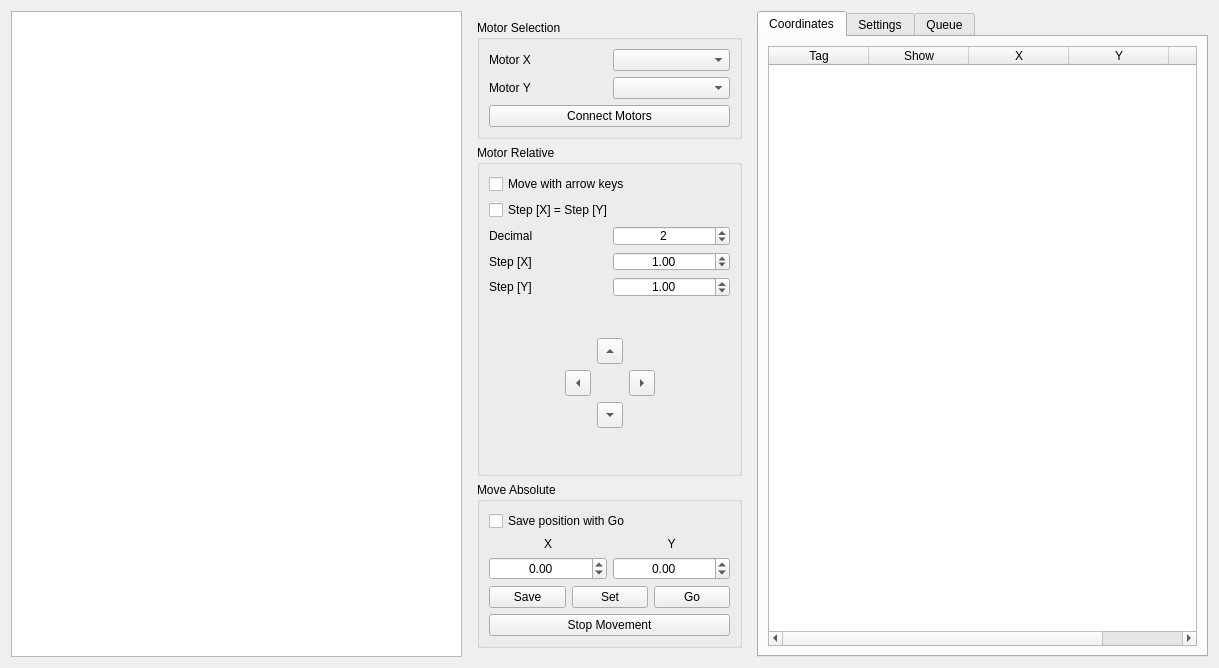
Qt form bec_widgets/examples/motor_movement/motor_controller.ui (bec-project/bec_widgets) before a commit.
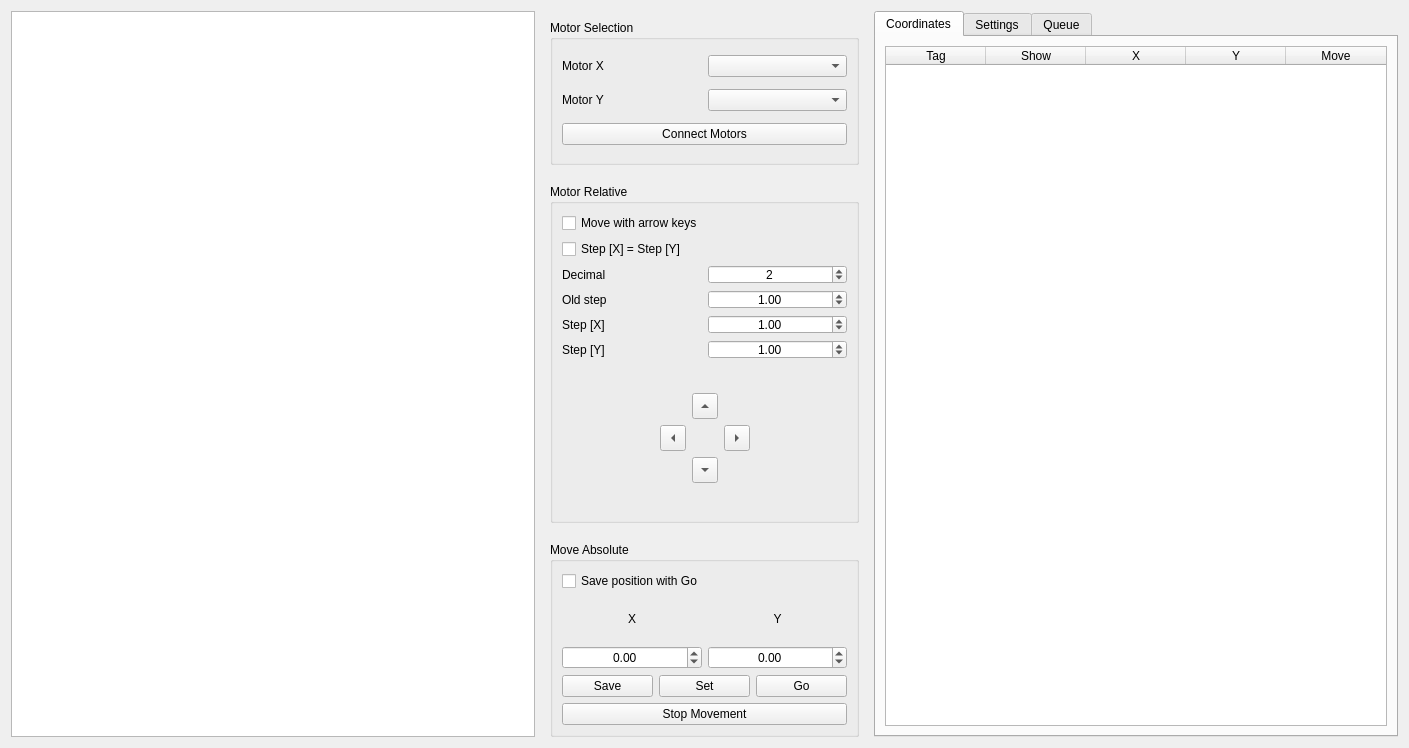
The same form after that commit. Custom widgets are drawn as their Qt base class.

Commit message: refactor: init_ui separated into multiple sections for each ui functionality

What changed in the file:
```diff
--- a/bec_widgets/examples/motor_movement/motor_controller.ui
+++ b/bec_widgets/examples/motor_movement/motor_controller.ui
@@ -6,10 +6,16 @@
    <rect>
     <x>0</x>
     <y>0</y>
-    <width>1219</width>
-    <height>668</height>
+    <width>1409</width>
+    <height>748</height>
    </rect>
   </property>
+  <property name="minimumSize">
+   <size>
+    <width>1409</width>
+    <height>748</height>
+   </size>
+  </property>
   <property name="windowTitle">
    <string>Motor Controller</string>
   </property>
@@ -29,9 +35,21 @@
        <height>471</height>
       </size>
      </property>
-     <layout class="QVBoxLayout" name="verticalLayout_6">
+     <layout class="QVBoxLayout" name="verticalLayout_6" stretch="1,1,1,0,1">
+      <property name="spacing">
+       <number>1</number>
+      </property>
+      <property name="sizeConstraint">
+       <enum>QLayout::SetMinimumSize</enum>
+      </property>
       <item>
        <widget class="QGroupBox" name="motorSelection">
+        <property name="minimumSize">
+         <size>
+          <width>261</width>
+          <height>145</height>
+         </size>
+        </property>
         <property name="title">
          <string>Motor Selection</string>
         </property>
@@ -71,6 +89,9 @@
         <property name="orientation">
          <enum>Qt::Vertical</enum>
         </property>
+        <property name="sizeType">
+         <enum>QSizePolicy::Minimum</enum>
+        </property>
         <property name="sizeHint" stdset="0">
          <size>
           <width>20</width>
@@ -81,6 +102,12 @@
       </item>
       <item>
        <widget class="QGroupBox" name="motorControl">
+        <property name="minimumSize">
+         <size>
+          <width>261</width>
+          <height>339</height>
+         </size>
+        </property>
         <property name="title">
          <string>Motor Relative</string>
         </property>
@@ -100,12 +127,12 @@
           </widget>
          </item>
          <item>
-          <layout class="QGridLayout" name="gridLayout_6">
-           <item row="1" column="0">
+          <layout class="QGridLayout" name="step_grid">
+           <item row="2" column="0">
             <widget class="QLabel" name="label_step_x">
              <property name="minimumSize">
               <size>
-               <width>108</width>
+               <width>111</width>
                <height>19</height>
               </size>
              </property>
@@ -118,7 +145,7 @@
             <widget class="QSpinBox" name="spinBox_precision">
              <property name="minimumSize">
               <size>
-               <width>107</width>
+               <width>110</width>
                <height>19</height>
               </size>
              </property>
@@ -137,7 +164,7 @@
             <widget class="QLabel" name="label_2">
              <property name="minimumSize">
               <size>
-               <width>108</width>
+               <width>111</width>
                <height>19</height>
               </size>
              </property>
@@ -146,11 +173,11 @@
              </property>
             </widget>
            </item>
-           <item row="1" column="1">
-            <widget class="QDoubleSpinBox" name="spinBox_step">
+           <item row="2" column="1">
+            <widget class="QDoubleSpinBox" name="spinBox_step_x">
              <property name="minimumSize">
               <size>
-               <width>107</width>
+               <width>110</width>
                <height>19</height>
               </size>
              </property>
@@ -171,11 +198,11 @@
              </property>
             </widget>
            </item>
-           <item row="2" column="0">
+           <item row="3" column="0">
             <widget class="QLabel" name="label_step_y">
              <property name="minimumSize">
               <size>
-               <width>108</width>
+               <width>111</width>
                <height>19</height>
               </size>
              </property>
@@ -184,11 +211,49 @@
              </property>
             </widget>
            </item>
-           <item row="2" column="1">
+           <item row="3" column="1">
             <widget class="QDoubleSpinBox" name="spinBox_step_y">
              <property name="minimumSize">
               <size>
-               <width>107</width>
+               <width>110</width>
+               <height>19</height>
+              </size>
+             </property>
+             <property name="alignment">
+              <set>Qt::AlignCenter</set>
+             </property>
+             <property name="minimum">
+              <double>0.000000000000000</double>
+             </property>
+             <property name="maximum">
+              <double>99.000000000000000</double>
+             </property>
+             <property name="singleStep">
+              <double>0.100000000000000</double>
+             </property>
+             <property name="value">
+              <double>1.000000000000000</double>
+             </property>
+            </widget>
+           </item>
+           <item row="1" column="0">
+            <widget class="QLabel" name="label">
+             <property name="minimumSize">
+              <size>
+               <width>111</width>
+               <height>19</height>
+              </size>
+             </property>
+             <property name="text">
+              <string>Old step</string>
+             </property>
+            </widget>
+           </item>
+           <item row="1" column="1">
+            <widget class="QDoubleSpinBox" name="spinBox_step">
+             <property name="minimumSize">
+              <size>
+               <width>110</width>
                <height>19</height>
               </size>
              </property>
@@ -342,16 +407,25 @@
         <property name="orientation">
          <enum>Qt::Vertical</enum>
         </property>
+        <property name="sizeType">
+         <enum>QSizePolicy::Minimum</enum>
+        </property>
         <property name="sizeHint" stdset="0">
          <size>
           <width>20</width>
-          <height>13</height>
+          <height>18</height>
          </size>
         </property>
        </spacer>
       </item>
       <item>
        <widget class="QGroupBox" name="motorControl_absolute">
+        <property name="minimumSize">
+         <size>
+          <width>261</width>
+          <height>195</height>
+         </size>
+        </property>
         <property name="title">
          <string>Move Absolute</string>
         </property>
```
Left out of the diff: 2 changed lines with no effect on the pictures. The commit also changes 1 other file.
